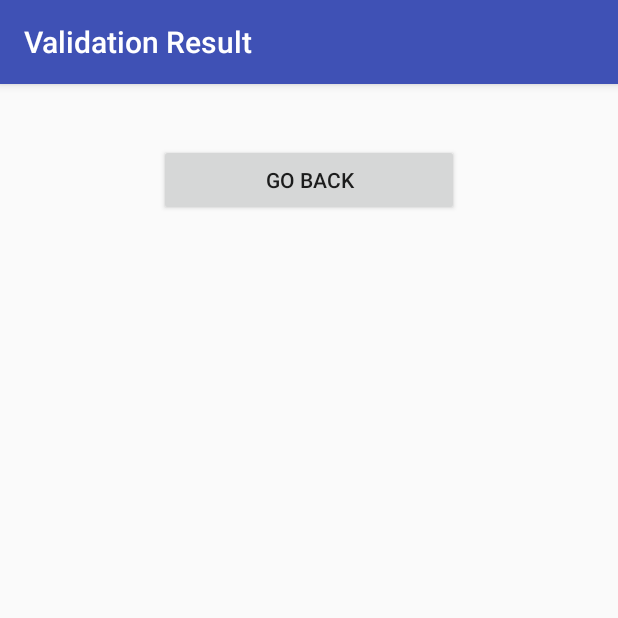
After one commit to Bragado/Ticket-and-Payment-System, an Android app: the TicketValidationActivity screen opened directly, with no data from a screen before it, on a phone screen of 412 x 824 dp, the top half of it. The commit adds this screen. Run offline under Robolectric (Android 15) with nearby library versions, the phone set to English and light mode, and no system bars; 1 statement that could not run was skipped.

Commit message:
Validation terminal reading qr code and displaying results. Missing communication with server

```diff
--- a/CafeteriaTerminal/app/src/main/java/cmov/miguellucas/com/cafeteriaterminal/OrderActivity.java
+++ b/CafeteriaTerminal/app/src/main/java/cmov/miguellucas/com/cafeteriaterminal/OrderActivity.java
@@ -8,14 +8,10 @@ import android.view.View;
 import android.widget.CompoundButton;
 import android.widget.ImageView;
 import android.widget.LinearLayout;
-import android.widget.RelativeLayout;
 import android.widget.TextView;
 import android.widget.ToggleButton;
 
-import java.util.HashMap;
 import java.util.Map;
-
-import logic.Cafeteria;
 import logic.Order;
 import logic.Product;
 
--- a/ValidationTerminal/app/src/main/AndroidManifest.xml
+++ b/ValidationTerminal/app/src/main/AndroidManifest.xml
@@ -16,6 +16,7 @@
                 <category android:name="android.intent.category.LAUNCHER" />
             </intent-filter>
         </activity>
+        <activity android:name=".TicketValidationActivity"></activity>
     </application>
 
 </manifest>
--- /dev/null
+++ b/ValidationTerminal/app/src/main/java/cmov/miguellucas/com/validationterminal/TicketValidationActivity.java
@@ -0,0 +1,58 @@
+package cmov.miguellucas.com.validationterminal;
+
+import android.support.v7.app.AppCompatActivity;
+import android.os.Bundle;
+import android.util.Log;
+import android.view.LayoutInflater;
+import android.view.View;
+import android.widget.ImageView;
+import android.widget.LinearLayout;
+import android.widget.ListView;
+import android.widget.TextView;
+
+public class TicketValidationActivity extends AppCompatActivity {
+
+    @Override
+    protected void onCreate(Bundle savedInstanceState) {
+        super.onCreate(savedInstanceState);
+        setContentView(R.layout.activity_ticket_validation);
+        setTitle(R.string.validation_activity_title);
+
+        boolean tickets[] = (boolean[]) getIntent().getSerializableExtra(MainActivity.ID_EXTRA);
+
+        //TODO
+        //Send to server
+
+        buildLayout(tickets);
+    }
+
+    private void buildLayout(boolean tickets[]){
+        LinearLayout linearLayout = findViewById(R.id.tickets_list);
+        LayoutInflater inflater = LayoutInflater.from(this);
+        for (int i = 0; i < tickets.length; i++) {
+            LinearLayout row = (LinearLayout) inflater.inflate(R.layout.ticket_row, null, false);
+
+            //draw validated or invalidated ticket image and text
+            TextView validText = row.findViewById(R.id.ticket_valid);
+            ImageView image = row.findViewById(R.id.ticket_image);
+            if (tickets[i]){
+                validText.setText(R.string.ticket_valid);
+                image.setImageResource(R.drawable.circle_green);
+            } else {
+                validText.setText(R.string.ticket_invalid);
+                image.setImageResource(R.drawable.circle_red);
+            }
+
+            //write ticket number
+            TextView idText = row.findViewById(R.id.ticket_id);
+            idText.setText("Ticket #" + (i+1));
+
+            linearLayout.addView(row, linearLayout.getChildCount() - 1);
+        }
+
+    }
+
+    public void goBackClick(View v){
+        finish();
+    }
+}
--- /dev/null
+++ b/ValidationTerminal/app/src/main/res/layout/activity_ticket_validation.xml
@@ -0,0 +1,20 @@
+<?xml version="1.0" encoding="utf-8"?>
+<LinearLayout xmlns:android="http://schemas.android.com/apk/res/android"
+    xmlns:app="http://schemas.android.com/apk/res-auto"
+    xmlns:tools="http://schemas.android.com/tools"
+    android:layout_width="match_parent"
+    android:layout_height="match_parent"
+    tools:context="cmov.miguellucas.com.validationterminal.TicketValidationActivity"
+    android:id="@+id/tickets_list"
+    android:orientation="vertical">
+
+    <Button
+        android:layout_width="200dp"
+        android:layout_height="wrap_content"
+        android:layout_gravity="center"
+        android:text="@string/btn_go_back"
+        android:onClick="goBackClick"
+        android:layout_marginTop="40dp"/>
+
+
+</LinearLayout>
--- a/ValidationTerminal/app/src/main/res/values/strings.xml
+++ b/ValidationTerminal/app/src/main/res/values/strings.xml
@@ -1,3 +1,8 @@
 <resources>
-    <string name="app_name">ValidationTerminal</string>
+    <string name="app_name">Validation Terminal</string>
+    <string name="btn_validate">Validate Ticket</string>
+    <string name="btn_go_back">Go Back</string>
+    <string name="validation_activity_title">Validation Result</string>
+    <string name="ticket_valid">Valid ticket</string>
+    <string name="ticket_invalid">Invalid ticket</string>
 </resources>
```
Also changed, not shown: ValidationTerminal/app/src/main/java/cmov/miguellucas/com/validationterminal/MainActivity.java (+62 -0 lines), ValidationTerminal/app/src/main/res/layout/activity_main.xml (+10 -10 lines), ValidationTerminal/app/src/main/res/layout/ticket_row.xml (added, +42 -0 lines), ValidationTerminal/app/src/main/res/drawable/circle_green.png (added), ValidationTerminal/app/src/main/res/drawable/circle_red.png (added).
